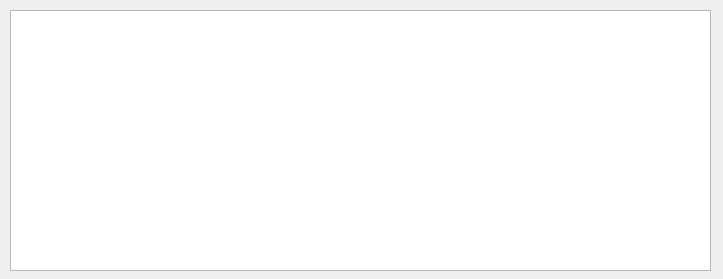
This is testoutputdialog.ui in bytehala/AllHail as Qt 5 draws it before an edit. The edited form follows.
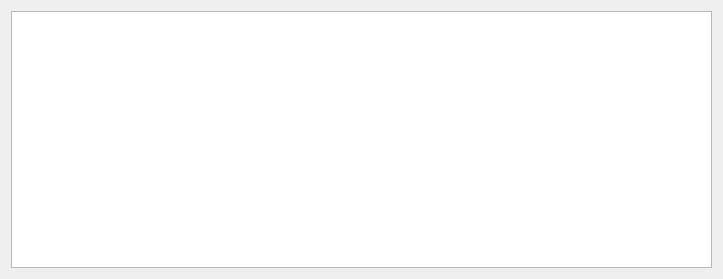
This is the edited form.

What changed in the file:
```diff
--- a/testoutputdialog.ui
+++ b/testoutputdialog.ui
@@ -13,16 +13,11 @@
   <property name="windowTitle">
    <string>Test Output</string>
   </property>
-  <widget class="QPlainTextEdit" name="plainTextEdit">
-   <property name="geometry">
-    <rect>
-     <x>10</x>
-     <y>10</y>
-     <width>701</width>
-     <height>261</height>
-    </rect>
-   </property>
-  </widget>
+  <layout class="QGridLayout" name="gridLayout">
+   <item row="0" column="0">
+    <widget class="QPlainTextEdit" name="plainTextEdit"/>
+   </item>
+  </layout>
  </widget>
  <resources/>
  <connections/>
```
